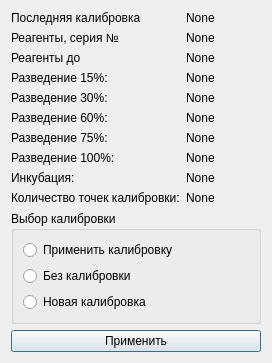
Above: selectcalibrationagr1.ui from krang4d/Agrekola before the change. Below: the same form after it.
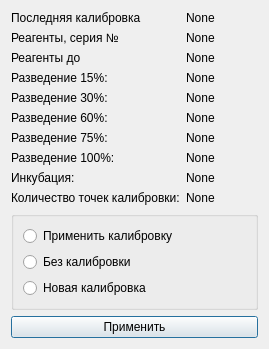
That is the form after the change.

Commit message: add window ViewPlot

Diff of the .ui file:
```diff
--- a/selectcalibrationagr1.ui
+++ b/selectcalibrationagr1.ui
@@ -6,7 +6,7 @@
    <rect>
     <x>0</x>
     <y>0</y>
-    <width>272</width>
+    <width>269</width>
     <height>343</height>
    </rect>
   </property>
@@ -161,7 +161,7 @@
    <item>
     <widget class="QGroupBox" name="groupBox">
      <property name="title">
-      <string>Выбор калибровки</string>
+      <string/>
      </property>
      <layout class="QVBoxLayout" name="verticalLayout_2">
       <item>
```
Left out of the diff: 38 changed lines with no effect on the pictures. The commit also changes 6 other files.
